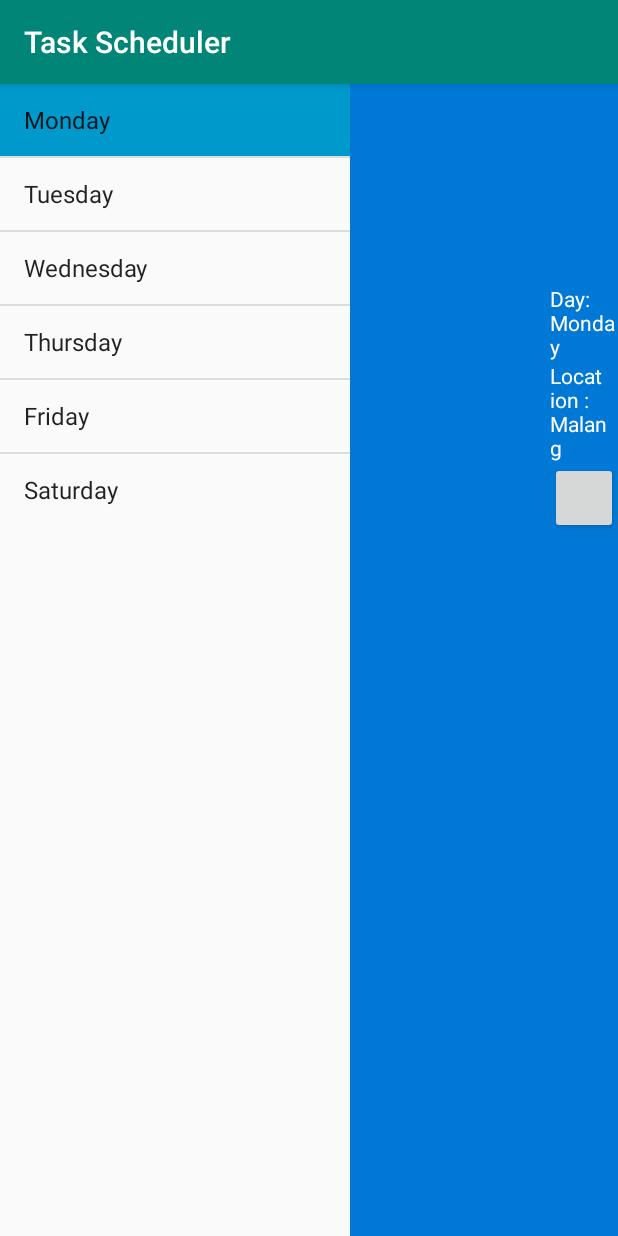
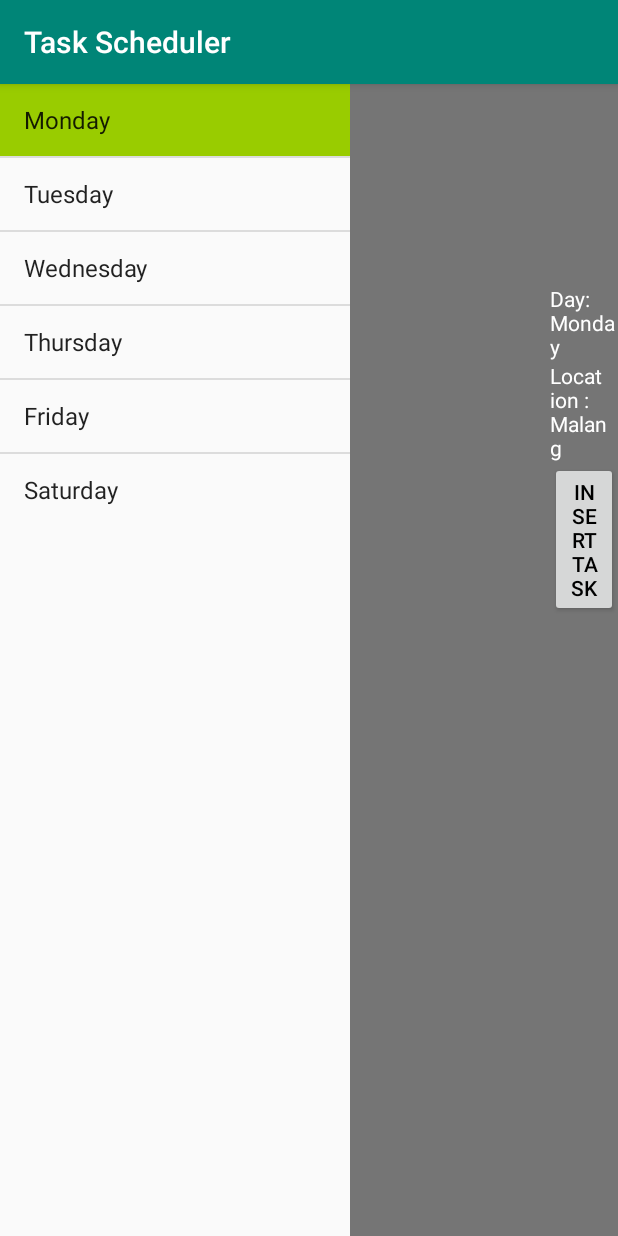
Before and after one commit to rivofaustav/utsApp, an Android app: the screen it shows after launch (MainActivity), after a tap on "Monday", on a phone screen of 412 x 824 dp. Run offline under Robolectric (Android 15) with nearby library versions, the phone set to English and light mode, and no system bars.

Commit message:
editing and change concept

```diff
--- a/app/src/main/java/rivo/project/utsapp/fragments/DetailsFragment.java
+++ b/app/src/main/java/rivo/project/utsapp/fragments/DetailsFragment.java
@@ -1,9 +1,11 @@
 package rivo.project.utsapp.fragments;
 
-import android.app.Activity;
+
 import android.app.Fragment;
 import android.content.Intent;
 import android.os.Bundle;
+import android.text.SpannableString;
+import android.text.style.ClickableSpan;
 import android.view.LayoutInflater;
 import android.view.View;
 import android.view.ViewGroup;
@@ -11,6 +13,7 @@ import android.widget.Button;
 import android.widget.TextView;
 
 
+import androidx.annotation.NonNull;
 
 import rivo.project.utsapp.R;
 import rivo.project.utsapp.activities.MainActivity;
@@ -18,16 +21,24 @@ import rivo.project.utsapp.activities.taskDayActivity;
 
 
 public class DetailsFragment extends Fragment {
-    TextView name,location, add;
-    Activity context;
+    TextView name,location, textadd;
+
     @Override
     public View onCreateView(LayoutInflater inflater, ViewGroup container, Bundle savedInstanceState) {
         View view = inflater.inflate(R.layout.details_info, container, false);
         name = (TextView)view.findViewById(R.id.Name);
         location = (TextView)view.findViewById(R.id.Location);
+        textadd = (TextView)view.findViewById(R.id.Add);
 
-        Button btn1 = (Button) view
-                .findViewById(R.id.Add);
+//        SpannableString ss = new SpannableString("Request");
+//        ClickableSpan clickableSpan = new ClickableSpan() {
+//            @Override
+//            public void onClick(View textView) {
+//
+//            }
+//        };
+
+        Button btn1 = (Button) view.findViewById(R.id.Add);
 
         btn1.setOnClickListener(new View.OnClickListener() {
 
@@ -45,8 +56,9 @@ public class DetailsFragment extends Fragment {
     public void change(String uname, String ulocation){
         name.setText(uname);
         location.setText(ulocation);
+    }
 
-    }
+
 //    public void handleAdd(View v){
 //        Intent intent = new Intent(getActivity(), taskDayActivity.class);
 //        startActivity(intent);
--- a/app/src/main/java/rivo/project/utsapp/fragments/ListMenuFragment.java
+++ b/app/src/main/java/rivo/project/utsapp/fragments/ListMenuFragment.java
@@ -10,9 +10,6 @@ import android.widget.ListView;
 
 import rivo.project.utsapp.R;
 
-/**
- * Created by tutlane on 06-08-2017.
- */
 public class ListMenuFragment extends ListFragment {
     String[] users = new String[] { "Monday","Tuesday","Wednesday","Thursday","Friday","Saturday" };
     String[] location = new String[]{"Malang","Malang","Malang","Malang","Malang","Malang"};
@@ -28,6 +25,6 @@ public class ListMenuFragment extends ListFragment {
     public void onListItemClick(ListView l, View v, int position, long id) {
         DetailsFragment txt = (DetailsFragment)getFragmentManager().findFragmentById(R.id.fragment2);
         txt.change("Day: "+ users[position],"Location : "+ location[position]);
-        getListView().setSelector(android.R.color.holo_blue_dark);
+        getListView().setSelector(android.R.color.holo_green_light);
     }
 }
--- a/app/src/main/res/layout/activity_profile_task.xml
+++ b/app/src/main/res/layout/activity_profile_task.xml
@@ -27,7 +27,7 @@
         android:weightSum="3"
         >
         <TextView
-            android:text="Title"
+            android:text="Day"
             android:textSize="20sp"
             android:layout_width="0dp"
             android:layout_height="wrap_content"
--- a/app/src/main/res/layout/activity_task_day.xml
+++ b/app/src/main/res/layout/activity_task_day.xml
@@ -26,7 +26,7 @@
         android:weightSum="3"
         >
         <TextView
-            android:text="Title"
+            android:text="Day"
             android:layout_width="0dp"
             android:layout_height="wrap_content"
             android:layout_weight="1"
--- a/app/src/main/res/layout/details_info.xml
+++ b/app/src/main/res/layout/details_info.xml
@@ -2,7 +2,7 @@
 <LinearLayout xmlns:android="http://schemas.android.com/apk/res/android"
     android:orientation="vertical" android:layout_width="match_parent"
     android:layout_height="match_parent"
-    android:background="#0079D6">
+    android:background="#757575">
     <TextView
         android:layout_width="wrap_content"
         android:layout_height="wrap_content"
@@ -15,12 +15,22 @@
         android:layout_height="wrap_content"
         android:layout_marginLeft="200px"
         android:textColor="#ffffff"
+        android:clickable="true"
         android:id="@+id/Location"/>
+
+<!--    <TextView-->
+<!--        android:layout_width="wrap_content"-->
+<!--        android:layout_height="wrap_content"-->
+<!--        android:layout_marginLeft="200px"-->
+<!--        android:textColor="#ffffff"-->
+<!--        android:clickable="true"-->
+<!--        android:id="@+id/TextAdd"/>-->
     <Button
         android:layout_width="wrap_content"
         android:layout_height="wrap_content"
         android:layout_marginLeft="200px"
-        android:textColor="#ffffff"
+        android:text="Insert Task"
+        android:textColor="#000000"
         android:id="@+id/Add"
         android:onClick="handleAdd"/>
 
```
